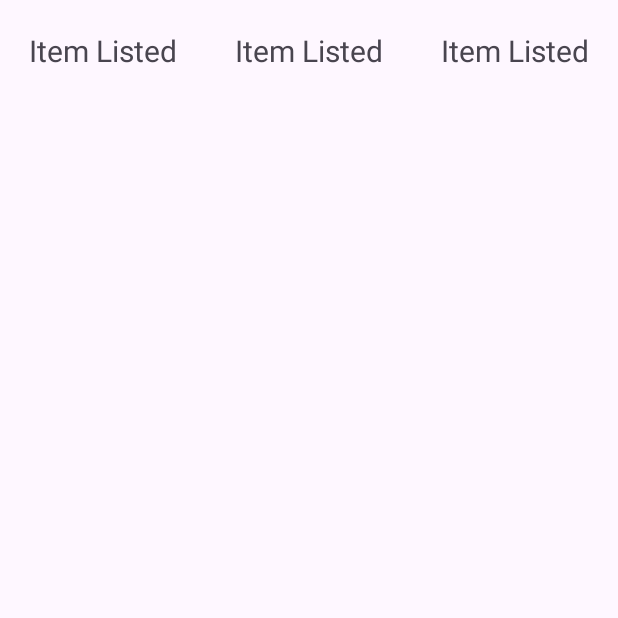
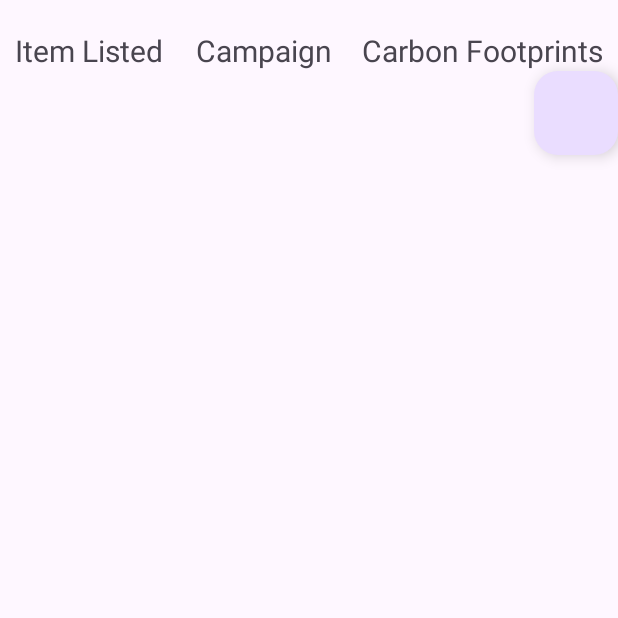
Before and after one commit to CodeXstalker/ClimateAction_Hack4Bengal, an Android app: the screen it shows after launch (MainActivity), on a phone screen of 412 x 824 dp, the top half of it. Run offline under Robolectric (Android 15) with nearby library versions, the phone set to English and light mode, and no system bars.

Commit message:
patch_1.3

```diff
--- a/app/src/main/res/layout/activity_main.xml
+++ b/app/src/main/res/layout/activity_main.xml
@@ -15,31 +15,42 @@
         android:weightSum="3">
 
         <TextView
+            android:id="@+id/Item_list"
             android:layout_width="wrap_content"
             android:layout_height="match_parent"
             android:layout_weight="1"
-            android:text="Item Listed"
+            android:layout_marginRight="2sp"
+            android:text="@string/Item_list"
             android:textAlignment="center"
             android:textSize="20sp" />
 
         <TextView
+            android:id="@+id/campaign"
             android:layout_width="wrap_content"
             android:layout_height="match_parent"
             android:layout_weight="1"
-            android:text="Item Listed"
+            android:text="@string/Campaign"
             android:textAlignment="center"
             android:textSize="20sp" />
 
         <TextView
+            android:id="@+id/carbon_footprint"
             android:layout_width="wrap_content"
             android:layout_height="match_parent"
             android:layout_weight="1"
-            android:text="Item Listed"
+            android:text="@string/Carbon_footprint"
             android:textAlignment="center"
             android:textSize="20sp" />
 
 
+
     </LinearLayout>
+
+    <com.google.android.material.floatingactionbutton.FloatingActionButton
+        android:layout_width="wrap_content"
+        android:layout_height="wrap_content"
+        android:layout_gravity="end|bottom"
+        />
 
 
 </LinearLayout>
--- a/app/src/main/res/values/strings.xml
+++ b/app/src/main/res/values/strings.xml
@@ -1,3 +1,6 @@
 <resources>
     <string name="app_name">ClimateAction</string>
+    <string name="Item_list">Item Listed</string>
+    <string name="Campaign">Campaign</string>
+    <string name="Carbon_footprint">Carbon Footprints</string>
 </resources>
```
